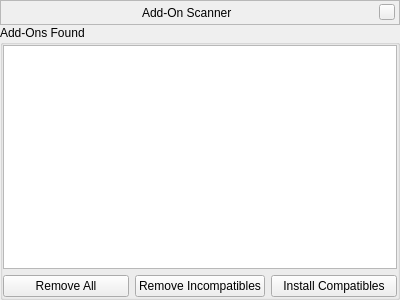
Before: the Qt Designer form src/gui/addonScanner.ui in Stellarium/stellarium, drawn with Qt 5.
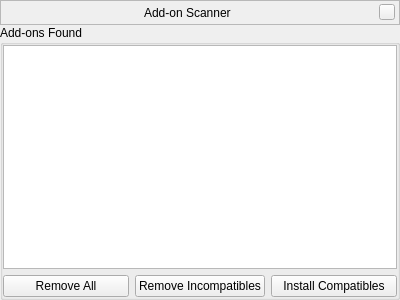
After: the same form once the commit is applied. Custom widgets are drawn as their Qt base class.

What changed in the file:
```diff
--- a/src/gui/addonScanner.ui
+++ b/src/gui/addonScanner.ui
@@ -82,7 +82,7 @@
          <font/>
         </property>
         <property name="text">
-         <string>Add-On Scanner</string>
+         <string>Add-on Scanner</string>
         </property>
        </widget>
       </item>
@@ -127,7 +127,7 @@
    <item>
     <widget class="QGroupBox" name="groupBox">
      <property name="title">
-      <string>Add-Ons Found</string>
+      <string>Add-ons Found</string>
      </property>
      <layout class="QVBoxLayout" name="verticalLayout_3">
       <property name="leftMargin">
```
